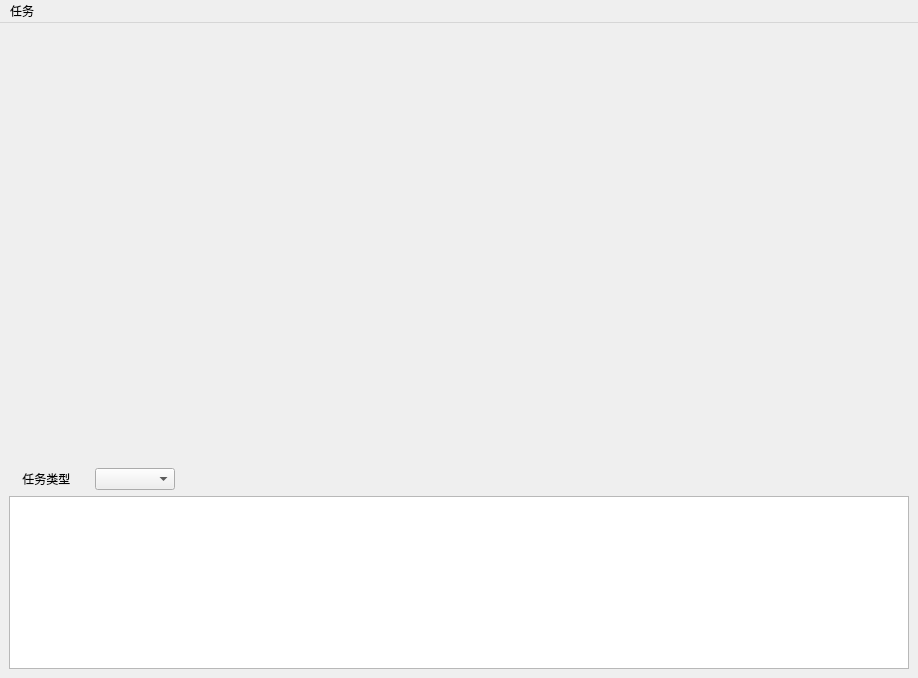
This is ui/designer/MainWindow.ui in BrilliantBirch/SmartAnnotator as Qt 5 draws it before an edit. The edited form follows.
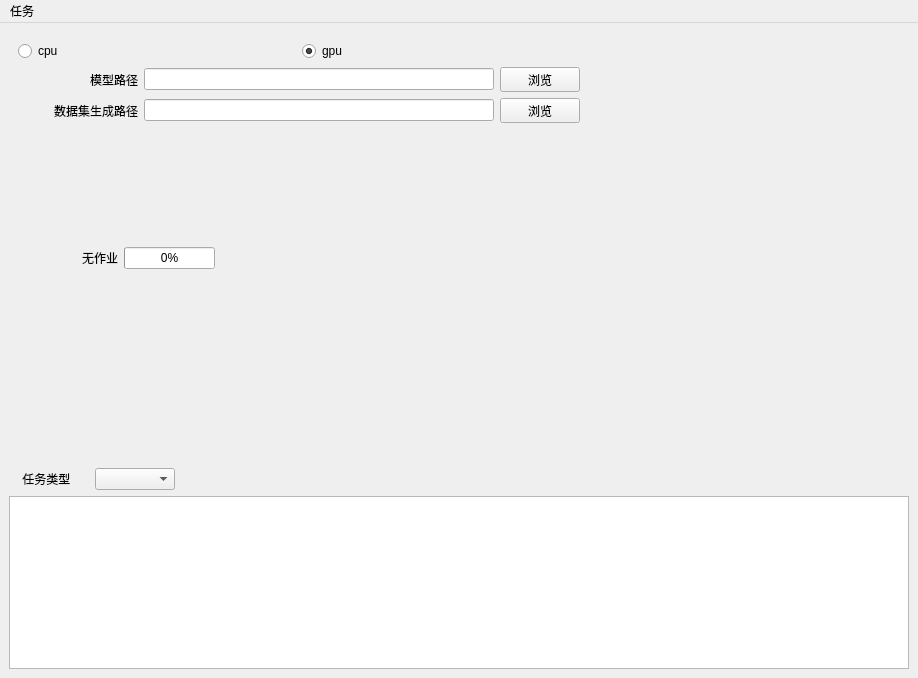
This is the edited form. The open tabs and pages were chosen to show the change.

Patch:
```diff
--- a/ui/designer/MainWindow.ui
+++ b/ui/designer/MainWindow.ui
@@ -657,9 +657,218 @@
        </layout>
       </widget>
       <widget class="QWidget" name="annotatePage">
-       <layout class="QGridLayout" name="gridLayout"/>
-      </widget>
-      <widget class="QWidget" name="modifyPage"/>
+       <widget class="QWidget" name="">
+        <property name="geometry">
+         <rect>
+          <x>9</x>
+          <y>9</y>
+          <width>562</width>
+          <height>82</height>
+         </rect>
+        </property>
+        <layout class="QVBoxLayout" name="verticalLayout_5">
+         <item>
+          <layout class="QHBoxLayout" name="horizontalLayout_12">
+           <item>
+            <widget class="QRadioButton" name="cpuBtn">
+             <property name="text">
+              <string>cpu</string>
+             </property>
+             <property name="checked">
+              <bool>false</bool>
+             </property>
+             <attribute name="buttonGroup">
+              <string notr="true">buttonGroup_2</string>
+             </attribute>
+            </widget>
+           </item>
+           <item>
+            <widget class="QRadioButton" name="gpuBtn">
+             <property name="text">
+              <string>gpu</string>
+             </property>
+             <property name="checked">
+              <bool>true</bool>
+             </property>
+             <attribute name="buttonGroup">
+              <string notr="true">buttonGroup_2</string>
+             </attribute>
+            </widget>
+           </item>
+          </layout>
+         </item>
+         <item>
+          <layout class="QHBoxLayout" name="horizontalLayout_10">
+           <property name="sizeConstraint">
+            <enum>QLayout::SetNoConstraint</enum>
+           </property>
+           <item>
+            <widget class="QLabel" name="label_13">
+             <property name="minimumSize">
+              <size>
+               <width>120</width>
+               <height>0</height>
+              </size>
+             </property>
+             <property name="maximumSize">
+              <size>
+               <width>120</width>
+               <height>16777215</height>
+              </size>
+             </property>
+             <property name="layoutDirection">
+              <enum>Qt::RightToLeft</enum>
+             </property>
+             <property name="text">
+              <string>模型路径</string>
+             </property>
+             <property name="alignment">
+              <set>Qt::AlignRight|Qt::AlignTrailing|Qt::AlignVCenter</set>
+             </property>
+            </widget>
+           </item>
+           <item>
+            <widget class="QLineEdit" name="modelInput">
+             <property name="readOnly">
+              <bool>true</bool>
+             </property>
+            </widget>
+           </item>
+           <item>
+            <widget class="QPushButton" name="modelInputBtn">
+             <property name="text">
+              <string>浏览</string>
+             </property>
+            </widget>
+           </item>
+          </layout>
+         </item>
+         <item>
+          <layout class="QHBoxLayout" name="horizontalLayout_11">
+           <property name="sizeConstraint">
+            <enum>QLayout::SetNoConstraint</enum>
+           </property>
+           <item>
+            <widget class="QLabel" name="label_14">
+             <property name="minimumSize">
+              <size>
+               <width>120</width>
+               <height>0</height>
+              </size>
+             </property>
+             <property name="maximumSize">
+              <size>
+               <width>120</width>
+               <height>16777215</height>
+              </size>
+             </property>
+             <property name="layoutDirection">
+              <enum>Qt::RightToLeft</enum>
+             </property>
+             <property name="text">
+              <string>数据集生成路径</string>
+             </property>
+             <property name="alignment">
+              <set>Qt::AlignRight|Qt::AlignTrailing|Qt::AlignVCenter</set>
+             </property>
+            </widget>
+           </item>
+           <item>
+            <widget class="QLineEdit" name="modelInput_2">
+             <property name="readOnly">
+              <bool>true</bool>
+             </property>
+            </widget>
+           </item>
+           <item>
+            <widget class="QPushButton" name="modelInputBtn_2">
+             <property name="text">
+              <string>浏览</string>
+             </property>
+            </widget>
+           </item>
+          </layout>
+         </item>
+        </layout>
+       </widget>
+       <widget class="QWidget" name="">
+        <property name="geometry">
+         <rect>
+          <x>10</x>
+          <y>215</y>
+          <width>302</width>
+          <height>22</height>
+         </rect>
+        </property>
+        <layout class="QHBoxLayout" name="horizontalLayout_9">
+         <item>
+          <widget class="QLabel" name="annotateStatusLabel_2">
+           <property name="sizePolicy">
+            <sizepolicy hsizetype="Expanding" vsizetype="Fixed">
+             <horstretch>0</horstretch>
+             <verstretch>0</verstretch>
+            </sizepolicy>
+           </property>
+           <property name="minimumSize">
+            <size>
+             <width>80</width>
+             <height>0</height>
+            </size>
+           </property>
+           <property name="maximumSize">
+            <size>
+             <width>200</width>
+             <height>16777215</height>
+            </size>
+           </property>
+           <property name="text">
+            <string>无作业</string>
+           </property>
+           <property name="alignment">
+            <set>Qt::AlignRight|Qt::AlignTrailing|Qt::AlignVCenter</set>
+           </property>
+          </widget>
+         </item>
+         <item>
+          <widget class="QProgressBar" name="annotateProgressBar">
+           <property name="sizePolicy">
+            <sizepolicy hsizetype="Preferred" vsizetype="Fixed">
+             <horstretch>0</horstretch>
+             <verstretch>0</verstretch>
+            </sizepolicy>
+           </property>
+           <property name="value">
+            <number>0</number>
+           </property>
+          </widget>
+         </item>
+         <item>
+          <widget class="QLabel" name="label_12">
+           <property name="sizePolicy">
+            <sizepolicy hsizetype="Preferred" vsizetype="Minimum">
+             <horstretch>0</horstretch>
+             <verstretch>0</verstretch>
+            </sizepolicy>
+           </property>
+           <property name="minimumSize">
+            <size>
+             <width>100</width>
+             <height>0</height>
+            </size>
+           </property>
+           <property name="text">
+            <string/>
+           </property>
+          </widget>
+         </item>
+        </layout>
+       </widget>
+      </widget>
+      <widget class="QWidget" name="modifyPage">
+       <property name="enabled">
+        <bool>false</bool>
+       </property>
+      </widget>
       <widget class="QWidget" name="exportPage"/>
      </widget>
     </item>
```
Left out of the diff: 102 changed lines with no effect on the pictures. Lines whose indentation alone changed are shown as unchanged.
